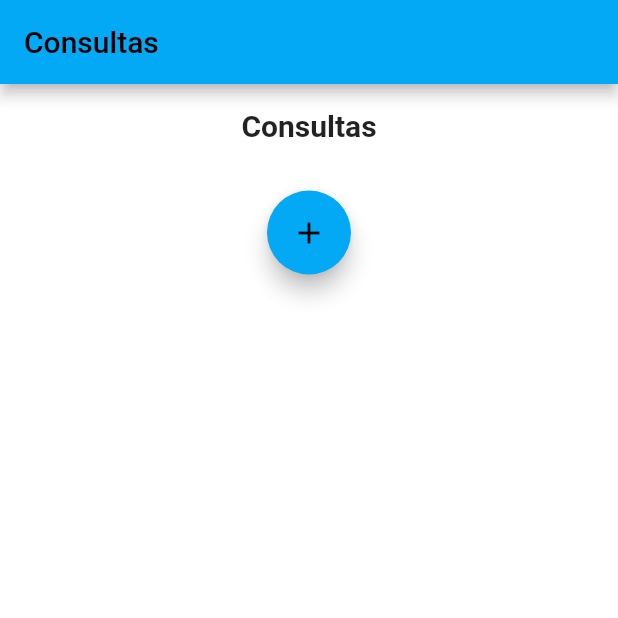
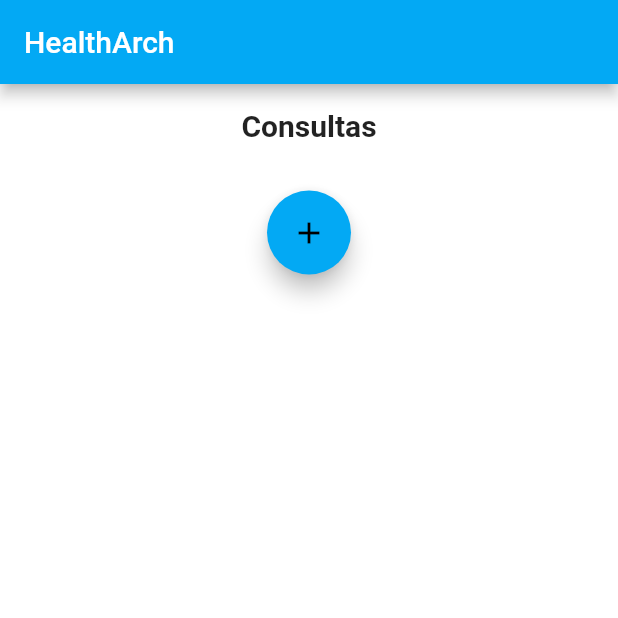
Before and after one commit to GABRIEL-ASSYS/HealthArch-Flutter-2.0, a Flutter app: the ConsultasScreen screen opened directly, on a phone screen of 412 x 824 dp, the top half of it. Run offline on Flutter 3.47's test engine with Material 2 defaults, Android fonts, the phone set to English and light mode, and no system bars; our stand-ins replace cloud_firestore, firebase_auth, firebase_core; accounts and stored records are empty.

Commit message:
Update consultas_screen.dart

```diff
--- a/lib/screens/Consultas/consultas_screen.dart
+++ b/lib/screens/Consultas/consultas_screen.dart
@@ -82,7 +82,10 @@ class ConsultasScreenState extends State<ConsultasScreen> {
   Widget build(BuildContext context) {
     return Scaffold(
       appBar: AppBar(
-        title: const Text('Consultas'),
+         title: const Text(
+          'HealthArch',
+          style: TextStyle(color: Colors.white),
+        ),
       ),
       body: SingleChildScrollView(
         child: Container(
```
